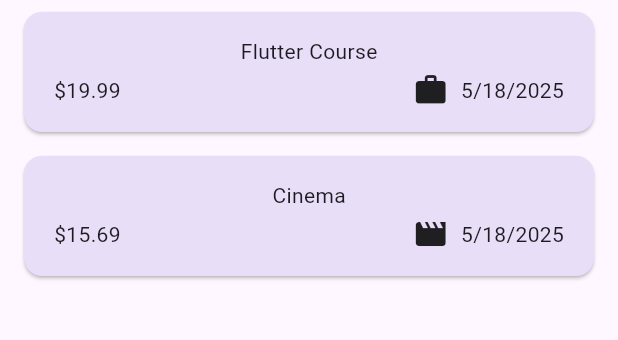
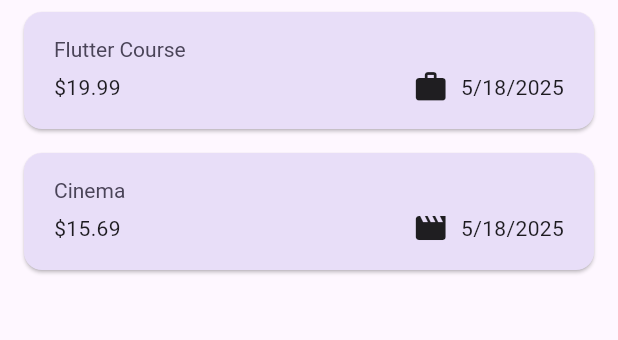
Before and after one commit to Markiu200/expense_tracker, a Flutter app: the screen it shows after launch, on a phone screen of 412 x 824 dp, the part 114-454 px from its top. Run offline on Flutter 3.47's test engine with Material 3 defaults, Android fonts, the phone set to English and light mode, and no system bars.

Commit message:
Modify Expense title theme and align it to the left
udemy: https://www.udemy.com/course/learn-flutter-dart-to-build-ios-android-apps/learn/lecture/37143184#overview

```diff
--- a/lib/widgets/expenses_list/expense_item.dart
+++ b/lib/widgets/expenses_list/expense_item.dart
@@ -12,8 +12,9 @@ class ExpenseItem extends StatelessWidget {
       child: Padding(
         padding: const EdgeInsets.symmetric(horizontal: 20, vertical: 16),
         child: Column(
+          crossAxisAlignment: CrossAxisAlignment.start,
           children: [
-            Text(expense.title),
+            Text(expense.title, style: Theme.of(context).textTheme.titleLarge),
             const SizedBox(height: 4),
             Row(
               children: [
```
